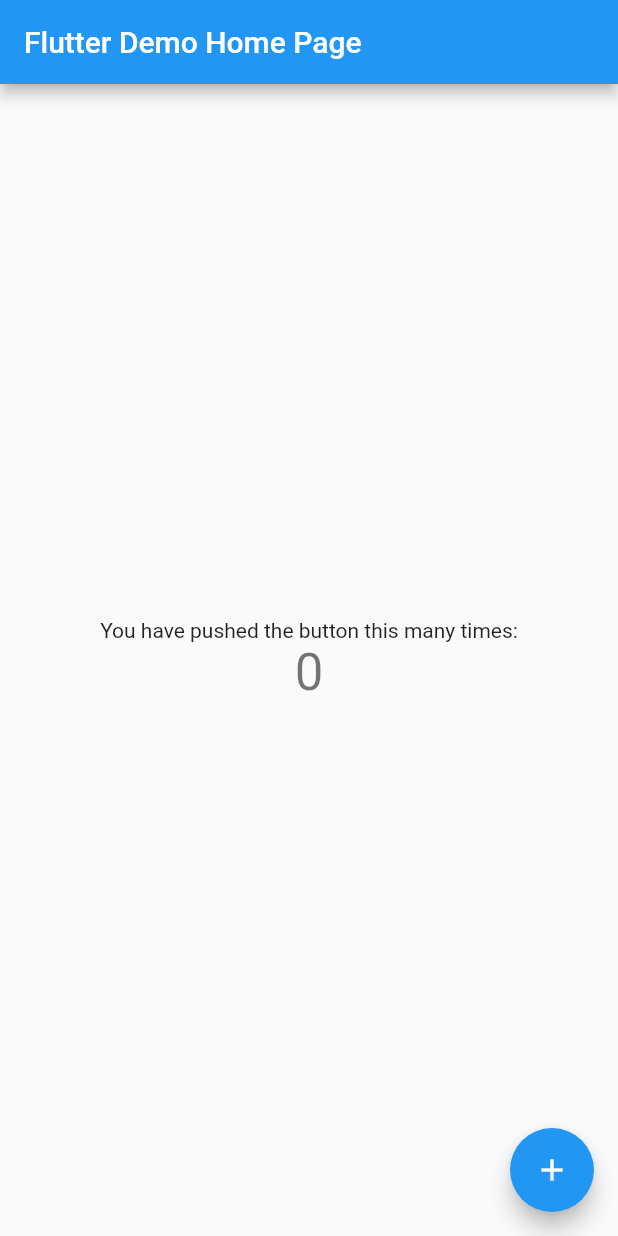
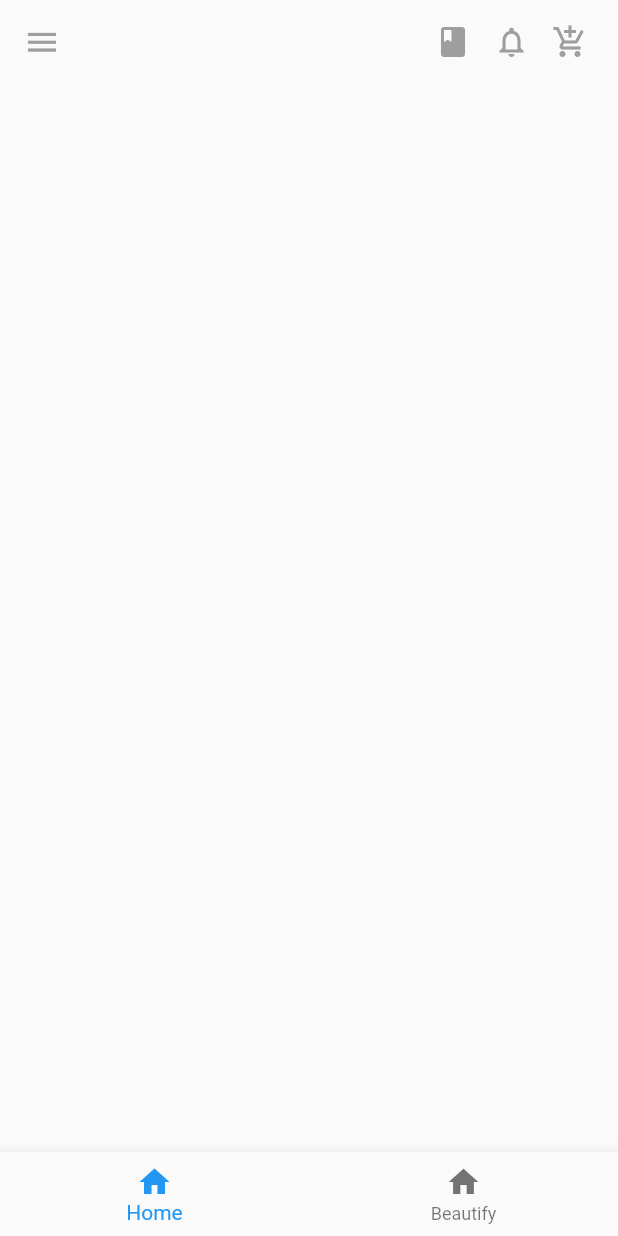
Before and after one commit to SriramPatibanda/project-beautify, a Flutter app: the screen it shows after launch, on a phone screen of 412 x 824 dp. Run offline on Flutter 3.47's test engine with Material 2 defaults, Android fonts, the phone set to English and light mode, and no system bars; our stand-ins replace get.

Commit message:
Add a custom app bar and bottom navigation bar

```diff
--- a/myapp/lib/main.dart
+++ b/myapp/lib/main.dart
@@ -1,5 +1,5 @@
 import 'package:flutter/material.dart';
-import 'package:myapp/views/home/home_view.dart';
+import 'package:myapp/views/home/home_page.dart';
 
 void main() {
   runApp(const MyApp());
@@ -11,11 +11,12 @@ class MyApp extends StatelessWidget {
   @override
   Widget build(BuildContext context) {
     return MaterialApp(
-      title: 'Flutter Demo',
+      debugShowCheckedModeBanner: false,
+      title: 'Myntra HackerRamp',
       theme: ThemeData(
         primarySwatch: Colors.blue,
       ),
-      home: const MyHomePage(title: 'Flutter Demo Home Page'),
+      home: const HomePage(),
     );
   }
 }
--- /dev/null
+++ b/myapp/lib/views/home/home_controller.dart
@@ -0,0 +1,3 @@
+import 'package:get/state_manager.dart';
+
+class HomeController extends GetxController {}
--- /dev/null
+++ b/myapp/lib/views/home/home_page.dart
@@ -0,0 +1,23 @@
+import 'package:flutter/material.dart';
+import 'package:myapp/views/home/widgets/custom_appbar.dart';
+
+class HomePage extends StatelessWidget {
+  const HomePage({Key? key}) : super(key: key);
+
+  @override
+  Widget build(BuildContext context) {
+    return SafeArea(
+      child: Scaffold(
+        bottomNavigationBar: BottomNavigationBar(
+          currentIndex: 0,
+          onTap: (index) => index,
+          items: const [
+            BottomNavigationBarItem(icon: Icon(Icons.home), label: 'Home'),
+            BottomNavigationBarItem(icon: Icon(Icons.home), label: 'Beautify'),
+          ],
+        ),
+        appBar: const CustomAppBar(),
+      ),
+    );
+  }
+}
--- a/myapp/lib/views/home/home_view.dart
+++ /dev/null
@@ -1,48 +0,0 @@
-import 'package:flutter/material.dart';
-
-class MyHomePage extends StatefulWidget {
-  const MyHomePage({Key? key, required this.title}) : super(key: key);
-
-  final String title;
-
-  @override
-  State<MyHomePage> createState() => _MyHomePageState();
-}
-
-class _MyHomePageState extends State<MyHomePage> {
-  int _counter = 0;
-
-  void _incrementCounter() {
-    setState(() {
-      _counter++;
-    });
-  }
-
-  @override
-  Widget build(BuildContext context) {
-    return Scaffold(
-      appBar: AppBar(
-        title: Text(widget.title),
-      ),
-      body: Center(
-        child: Column(
-          mainAxisAlignment: MainAxisAlignment.center,
-          children: <Widget>[
-            const Text(
-              'You have pushed the button this many times:',
-            ),
-            Text(
-              '$_counter',
-              style: Theme.of(context).textTheme.headline4,
-            ),
-          ],
-        ),
-      ),
-      floatingActionButton: FloatingActionButton(
-        onPressed: _incrementCounter,
-        tooltip: 'Increment',
-        child: const Icon(Icons.add),
-      ),
-    );
-  }
-}
--- /dev/null
+++ b/myapp/lib/views/home/widgets/custom_appbar.dart
@@ -0,0 +1,34 @@
+import 'package:flutter/material.dart';
+
+class CustomAppBar extends StatelessWidget with PreferredSizeWidget {
+  const CustomAppBar({
+    Key? key,
+  }) : super(key: key);
+
+  @override
+  Widget build(BuildContext context) {
+    return AppBar(
+      leading: const Icon(
+        Icons.menu_outlined,
+        color: Colors.grey,
+        size: 25.0,
+      ),
+      backgroundColor: Colors.transparent,
+      elevation: 0,
+      actionsIconTheme: const IconThemeData(
+        color: Colors.grey,
+      ),
+      actions: const [
+        Icon(Icons.book),
+        SizedBox(width: 15.0),
+        Icon(Icons.notifications_none_outlined),
+        SizedBox(width: 15.0),
+        Icon(Icons.add_shopping_cart),
+        SizedBox(width: 20.0),
+      ],
+    );
+  }
+
+  @override
+  Size get preferredSize => const Size.fromHeight(kToolbarHeight);
+}
```
